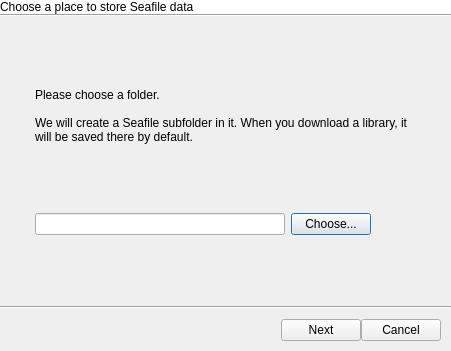
haiwen/seafile-client, file ui/init-seafile-dialog.ui: the form before one commit.
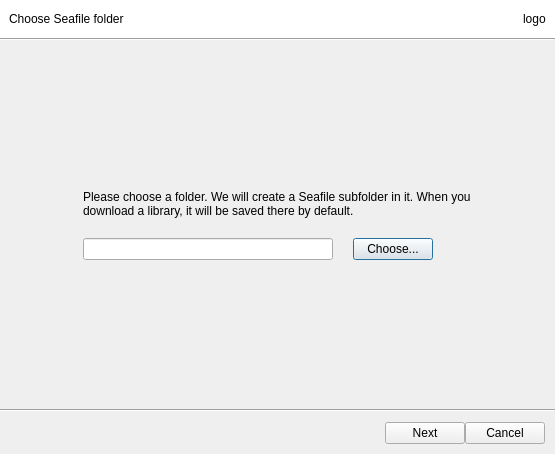
The form after the commit.

```diff
--- a/ui/init-seafile-dialog.ui
+++ b/ui/init-seafile-dialog.ui
@@ -6,8 +6,8 @@
    <rect>
     <x>0</x>
     <y>0</y>
-    <width>451</width>
-    <height>351</height>
+    <width>555</width>
+    <height>454</height>
    </rect>
   </property>
   <property name="windowTitle">
@@ -21,16 +21,48 @@
     <number>0</number>
    </property>
    <item>
-    <widget class="QLabel" name="label_2">
+    <widget class="QWidget" name="widget" native="true">
      <property name="styleSheet">
       <string notr="true">background: white;</string>
      </property>
+     <layout class="QHBoxLayout" name="horizontalLayout_4">
+      <property name="bottomMargin">
+       <number>9</number>
+      </property>
+      <item>
+       <widget class="QLabel" name="mTitle">
+        <property name="styleSheet">
+         <string notr="true"/>
+        </property>
      <property name="text">
-      <string>Choose a place to store Seafile data</string>
+         <string>Choose Seafile folder</string>
      </property>
      <property name="margin">
-      <number>10</number>
-     </property>
+         <number>0</number>
+        </property>
+       </widget>
+      </item>
+      <item>
+       <spacer name="horizontalSpacer_5">
+        <property name="orientation">
+         <enum>Qt::Horizontal</enum>
+        </property>
+        <property name="sizeHint" stdset="0">
+         <size>
+          <width>348</width>
+          <height>20</height>
+         </size>
+        </property>
+       </spacer>
+      </item>
+      <item>
+       <widget class="QLabel" name="mLogo">
+        <property name="text">
+         <string>logo</string>
+        </property>
+       </widget>
+      </item>
+     </layout>
     </widget>
    </item>
    <item>
@@ -41,63 +73,48 @@
     </widget>
    </item>
    <item>
-    <widget class="QFrame" name="frame">
-     <property name="frameShape">
-      <enum>QFrame::NoFrame</enum>
+    <spacer name="verticalSpacer">
+     <property name="orientation">
+      <enum>Qt::Vertical</enum>
      </property>
-     <property name="frameShadow">
-      <enum>QFrame::Raised</enum>
+     <property name="sizeHint" stdset="0">
+      <size>
+       <width>20</width>
+       <height>125</height>
+      </size>
      </property>
-     <property name="lineWidth">
-      <number>0</number>
-     </property>
+    </spacer>
+   </item>
+   <item>
      <layout class="QHBoxLayout" name="horizontalLayout_2">
-      <property name="leftMargin">
-       <number>35</number>
-      </property>
-      <property name="rightMargin">
-       <number>30</number>
-      </property>
+     <item>
+      <spacer name="horizontalSpacer">
+       <property name="orientation">
+        <enum>Qt::Horizontal</enum>
+       </property>
+       <property name="sizeHint" stdset="0">
+        <size>
+         <width>40</width>
+         <height>20</height>
+        </size>
+       </property>
+      </spacer>
+     </item>
       <item>
        <layout class="QVBoxLayout" name="verticalLayout">
-        <item>
-         <spacer name="verticalSpacer_3">
-          <property name="orientation">
-           <enum>Qt::Vertical</enum>
-          </property>
-          <property name="sizeHint" stdset="0">
-           <size>
-            <width>20</width>
-            <height>40</height>
-           </size>
-          </property>
-         </spacer>
-        </item>
+       <property name="spacing">
+        <number>20</number>
+       </property>
         <item>
          <widget class="QLabel" name="label">
           <property name="text">
-           <string>Please choose a folder.
-
-We will create a Seafile subfolder in it. When you download a library, it will be saved there by default.</string>
+          <string>Please choose a folder. We will create a Seafile subfolder in it. When you download a library, it will be saved there by default.</string>
           </property>
           <property name="wordWrap">
            <bool>true</bool>
           </property>
          </widget>
         </item>
-        <item>
-         <spacer name="verticalSpacer_2">
-          <property name="orientation">
-           <enum>Qt::Vertical</enum>
-          </property>
-          <property name="sizeHint" stdset="0">
-           <size>
-            <width>20</width>
-            <height>40</height>
-           </size>
-          </property>
-         </spacer>
-        </item>
         <item>
          <layout class="QHBoxLayout" name="horizontalLayout">
           <item>
@@ -138,23 +155,35 @@
           </item>
          </layout>
         </item>
+      </layout>
+     </item>
         <item>
-         <spacer name="verticalSpacer">
+      <spacer name="horizontalSpacer_2">
+       <property name="orientation">
+        <enum>Qt::Horizontal</enum>
+       </property>
+       <property name="sizeHint" stdset="0">
+        <size>
+         <width>40</width>
+         <height>20</height>
+        </size>
+       </property>
+      </spacer>
+     </item>
+    </layout>
+   </item>
+   <item>
+    <spacer name="verticalSpacer_3">
           <property name="orientation">
            <enum>Qt::Vertical</enum>
           </property>
           <property name="sizeHint" stdset="0">
            <size>
             <width>20</width>
-            <height>40</height>
+       <height>125</height>
            </size>
           </property>
          </spacer>
-        </item>
-       </layout>
-      </item>
-     </layout>
-    </widget>
    </item>
    <item>
     <widget class="Line" name="line_2">
@@ -198,6 +227,11 @@
     </layout>
    </item>
   </layout>
+  <zorder>line</zorder>
+  <zorder>line_2</zorder>
+  <zorder>mCancelBtn</zorder>
+  <zorder>widget</zorder>
+  <zorder>mTitle</zorder>
  </widget>
  <resources/>
  <connections/>
```
Lines whose indentation alone changed are shown as unchanged.
